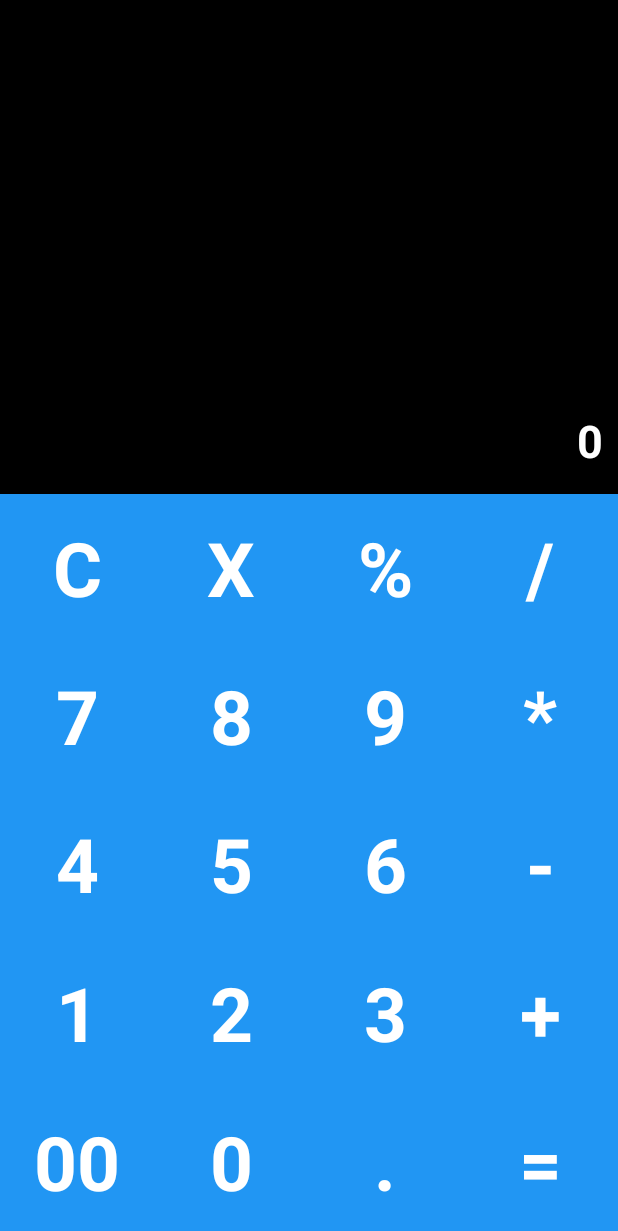
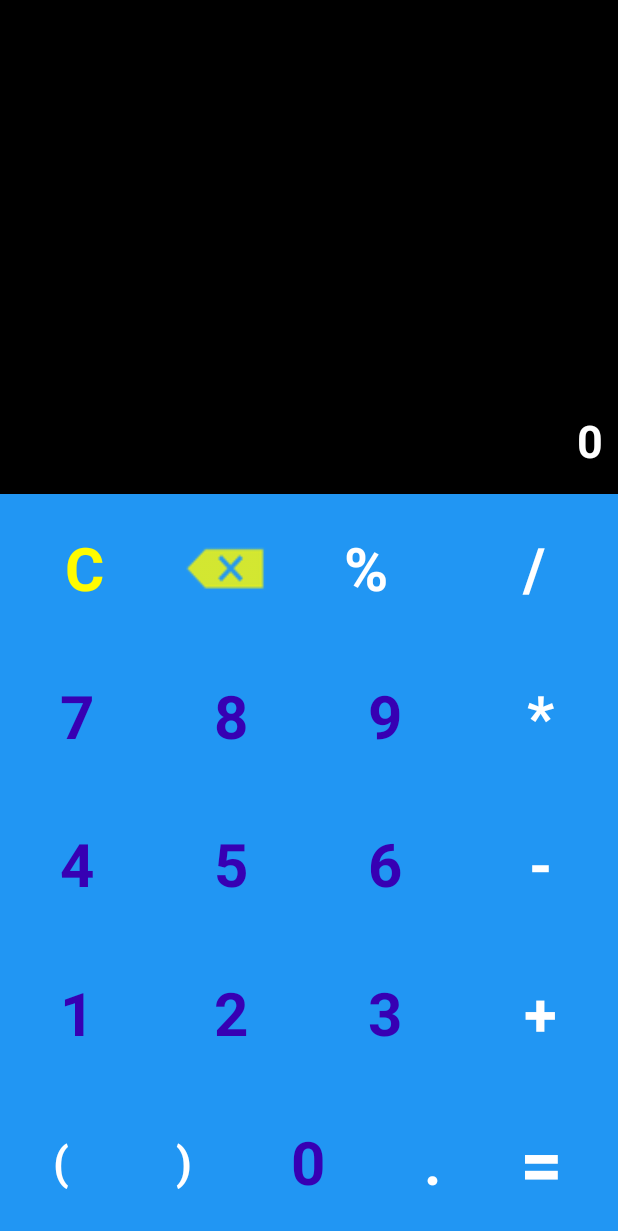
Before and after one commit to Jayanth-MKV/calculator-app-android-native, an Android app: the screen it shows after launch (MyCalculator), on a phone screen of 412 x 824 dp. Shown: the top 1231 px of the screen. Run offline under Robolectric (Android 15) with nearby library versions, the phone set to English and light mode, and no system bars.

Commit message:
calci with brackets

```diff
--- a/app/src/main/java/com/example/simple_calculator/MyCalculator.java
+++ b/app/src/main/java/com/example/simple_calculator/MyCalculator.java
@@ -11,8 +11,8 @@ import androidx.appcompat.app.AppCompatActivity;
 
 public class MyCalculator extends AppCompatActivity implements View.OnClickListener {
 
-    TextView c,X,one,two,three,four,five,six,seven,eight,nine,zero,dzero,perc,div,mul,add,sub,dot,equal,res,display;
-    String s1="",s2="",s3="",s4="",s5="",s6="",s7="",s8="",s9="",s0="",s00="",sp="",sa="",ss="",sd="",sm="",sdot="";
+    TextView c,X,one,two,three,four,five,six,seven,eight,nine,zero,b1,b2,perc,div,mul,add,sub,dot,equal,res,display;
+    String s1="",s2="",s3="",s4="",s5="",s6="",s7="",s8="",s9="",s0="",s00="",sa="",sb="",sdot="";
     String r3="";
     boolean is=false;
     boolean set=false;
@@ -32,7 +32,8 @@ public class MyCalculator extends AppCompatActivity implements View.OnClickListe
         eight=findViewById(R.id.t8);
         nine=findViewById(R.id.t9);
         zero=findViewById(R.id.t0);
-        dzero=findViewById(R.id.t00);
+        b1=findViewById(R.id.ta);
+        b2=findViewById(R.id.tb);
         perc=findViewById(R.id.p);
         div=findViewById(R.id.d);
         mul=findViewById(R.id.m);
@@ -57,7 +58,8 @@ public class MyCalculator extends AppCompatActivity implements View.OnClickListe
         eight.setOnClickListener(this);
         nine.setOnClickListener(this);
         zero.setOnClickListener(this);
-        dzero.setOnClickListener(this);
+        b1.setOnClickListener(this);
+        b2.setOnClickListener(this);
         perc.setOnClickListener(this);
         div.setOnClickListener(this);
         mul.setOnClickListener(this);
@@ -161,10 +163,16 @@ public class MyCalculator extends AppCompatActivity implements View.OnClickListe
                 r3=r3+s0;
                 display.setText(r3);
                 break;
-            case R.id.t00:
-                s00="";
-                s00 = s00 + "00";
-                r3=r3+s00;
+            case R.id.ta:
+                sa="";
+                sa = sa + "(";
+                r3=r3+sa;
+                display.setText(r3);
+                break;
+            case R.id.tb:
+                sb="";
+                sb = sb + ")";
+                r3=r3+sb;
                 display.setText(r3);
                 break;
             case R.id.a:
--- a/app/src/main/res/layout/cal_ui.xml
+++ b/app/src/main/res/layout/cal_ui.xml
@@ -69,24 +69,38 @@
                 android:layout_height="wrap_content"
                 android:layout_gravity="center_vertical"
                 android:layout_weight="1"
+                android:foregroundTint="#FFEB3B"
                 android:gravity="center_horizontal"
                 android:text="C"
-                android:textColor="@color/white"
-                android:textSize="50sp"
+                android:textColor="#FFFB00"
+                android:textSize="40sp"
                 android:textStyle="bold" />
 
             <TextView
                 android:id="@+id/x"
                 android:layout_width="0dp"
-                android:layout_height="wrap_content"
+
+                android:layout_height="60dp"
                 android:layout_gravity="center_vertical"
-
-                android:layout_weight="1"
-                android:gravity="center_horizontal"
-
-                android:text="X"
+                android:layout_margin="10dp"
+                android:layout_marginLeft="60dp"
+                android:layout_marginEnd="20dp"
+                android:layout_marginRight="50dp"
+                android:layout_weight="0.5"
+                android:foreground="@android:drawable/ic_input_delete"
+                android:foregroundTint="#FFFB00"
+                android:freezesText="false"
+                android:hyphenationFrequency="none"
+                android:includeFontPadding="true"
+                android:padding="10dp"
+                android:paddingLeft="50dp"
+                android:paddingTop="10dp"
+                android:paddingEnd="10dp"
+                android:paddingRight="10dp"
+                android:paddingBottom="10dp"
+                android:text=""
                 android:textColor="@color/white"
-                android:textSize="50sp"
+                android:textSize="30sp"
                 android:textStyle="bold" />
 
             <TextView
@@ -100,7 +114,7 @@
 
                 android:text="%"
                 android:textColor="@color/white"
-                android:textSize="50sp"
+                android:textSize="40sp"
                 android:textStyle="bold" />
 
             <TextView
@@ -114,7 +128,7 @@
 
                 android:text="/"
                 android:textColor="@color/white"
-                android:textSize="50sp"
+                android:textSize="40sp"
                 android:textStyle="bold" />
 
         </LinearLayout>
@@ -133,8 +147,8 @@
                 android:layout_weight="1"
                 android:gravity="center_horizontal"
                 android:text="7"
-                android:textColor="@color/white"
-                android:textSize="50sp"
+                android:textColor="@color/purple_700"
+                android:textSize="40sp"
                 android:textStyle="bold" />
 
             <TextView
@@ -147,8 +161,8 @@
                 android:gravity="center_horizontal"
 
                 android:text="8"
-                android:textColor="@color/white"
-                android:textSize="50sp"
+                android:textColor="@color/purple_700"
+                android:textSize="40sp"
                 android:textStyle="bold" />
 
             <TextView
@@ -161,8 +175,8 @@
                 android:gravity="center_horizontal"
 
                 android:text="9"
-                android:textColor="@color/white"
-                android:textSize="50sp"
+                android:textColor="@color/purple_700"
+                android:textSize="40sp"
                 android:textStyle="bold" />
 
             <TextView
@@ -176,7 +190,7 @@
 
                 android:text="*"
                 android:textColor="@color/white"
-                android:textSize="50sp"
+                android:textSize="40sp"
                 android:textStyle="bold" />
 
         </LinearLayout>
@@ -195,8 +209,8 @@
                 android:layout_weight="1"
                 android:gravity="center_horizontal"
                 android:text="4"
-                android:textColor="@color/white"
-                android:textSize="50sp"
+                android:textColor="@color/purple_700"
+                android:textSize="40sp"
                 android:textStyle="bold" />
 
             <TextView
@@ -209,8 +223,8 @@
                 android:gravity="center_horizontal"
 
                 android:text="5"
-                android:textColor="@color/white"
-                android:textSize="50sp"
+                android:textColor="@color/purple_700"
+                android:textSize="40sp"
                 android:textStyle="bold" />
 
             <TextView
@@ -223,8 +237,8 @@
                 android:gravity="center_horizontal"
 
                 android:text="6"
-                android:textColor="@color/white"
-                android:textSize="50sp"
+                android:textColor="@color/purple_700"
+                android:textSize="40sp"
                 android:textStyle="bold" />
 
             <TextView
@@ -238,7 +252,7 @@
 
                 android:text="-"
                 android:textColor="@color/white"
-                android:textSize="50sp"
+                android:textSize="40sp"
                 android:textStyle="bold" />
 
         </LinearLayout>
@@ -257,8 +271,8 @@
                 android:layout_weight="1"
                 android:gravity="center_horizontal"
                 android:text="1"
-                android:textColor="@color/white"
-                android:textSize="50sp"
+                android:textColor="@color/purple_700"
+                android:textSize="40sp"
                 android:textStyle="bold" />
 
             <TextView
@@ -271,8 +285,8 @@
                 android:gravity="center_horizontal"
 
                 android:text="2"
-                android:textColor="@color/white"
-                android:textSize="50sp"
+                android:textColor="@color/purple_700"
+                android:textSize="40sp"
                 android:textStyle="bold" />
 
             <TextView
@@ -285,8 +299,8 @@
                 android:gravity="center_horizontal"
 
                 android:text="3"
-                android:textColor="@color/white"
-                android:textSize="50sp"
+                android:textColor="@color/purple_700"
+                android:textSize="40sp"
                 android:textStyle="bold" />
 
             <TextView
@@ -300,7 +314,7 @@
 
                 android:text="+"
                 android:textColor="@color/white"
-                android:textSize="50sp"
+                android:textSize="40sp"
                 android:textStyle="bold" />
 
         </LinearLayout>
@@ -312,15 +326,27 @@
             android:layout_height="0dp">
 
             <TextView
-                android:id="@+id/t00"
+                android:id="@+id/ta"
                 android:layout_width="0dp"
                 android:layout_height="wrap_content"
                 android:layout_gravity="center_vertical"
                 android:layout_weight="1"
                 android:gravity="center_horizontal"
-                android:text="00"
+                android:text="("
                 android:textColor="@color/white"
-                android:textSize="50sp"
+                android:textSize="30sp"
+                android:textStyle="bold" />
+
+            <TextView
+                android:id="@+id/tb"
+                android:layout_width="0dp"
+                android:layout_height="wrap_content"
+                android:layout_gravity="center_vertical"
+                android:layout_weight="1"
+                android:gravity="center_horizontal"
+                android:text=")"
+                android:textColor="@color/white"
+                android:textSize="30sp"
                 android:textStyle="bold" />
 
             <TextView
@@ -333,8 +359,8 @@
                 android:gravity="center_horizontal"
 
                 android:text="0"
-                android:textColor="@color/white"
-                android:textSize="50sp"
+                android:textColor="@color/purple_700"
+                android:textSize="40sp"
                 android:textStyle="bold" />
 
             <TextView
@@ -348,7 +374,7 @@
 
                 android:text="."
                 android:textColor="@color/white"
-                android:textSize="50sp"
+                android:textSize="40sp"
                 android:textStyle="bold" />
 
             <TextView
@@ -360,8 +386,11 @@
                 android:layout_weight="1"
                 android:gravity="center_horizontal"
 
+                android:paddingRight="20dp"
                 android:text="="
+                android:textAppearance="@style/TextAppearance.AppCompat.Body1"
                 android:textColor="@color/white"
+                android:textColorHighlight="#06D8F3"
                 android:textSize="50sp"
                 android:textStyle="bold" />
 
```
